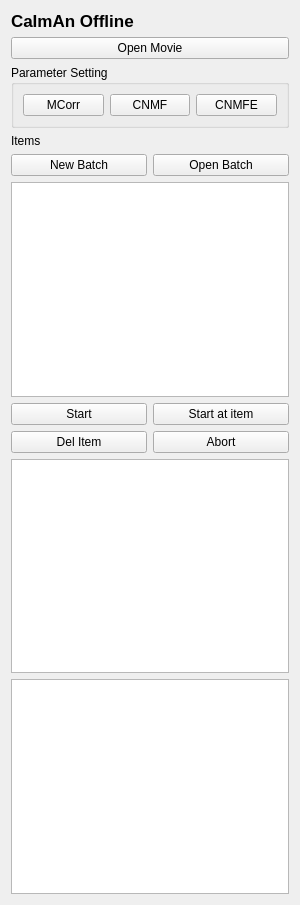
This is caiman_napari/ui_files/main_offline_gui_template.ui in nel-lab/mesmerize-napari as Qt 5 draws it before an edit. The edited form follows.
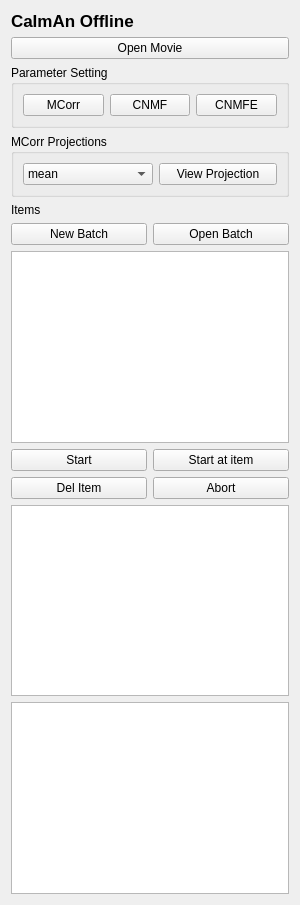
This is the edited form.

Commit message: removed projections opt from mcorr gui, added it to main gui

What changed in the file:
```diff
--- a/caiman_napari/ui_files/main_offline_gui_template.ui
+++ b/caiman_napari/ui_files/main_offline_gui_template.ui
@@ -64,6 +64,41 @@
      </layout>
     </widget>
    </item>
+   <item>
+    <widget class="QGroupBox" name="groupBox_2">
+     <property name="title">
+      <string>MCorr Projections</string>
+     </property>
+     <layout class="QHBoxLayout" name="horizontalLayout">
+      <item>
+       <widget class="QComboBox" name="comboBoxProjectionOpts">
+        <item>
+         <property name="text">
+          <string>mean</string>
+         </property>
+        </item>
+        <item>
+         <property name="text">
+          <string>standard deviation</string>
+         </property>
+        </item>
+        <item>
+         <property name="text">
+          <string>max</string>
+         </property>
+        </item>
+       </widget>
+      </item>
+      <item>
+       <widget class="QPushButton" name="pushButtonViewProjection">
+        <property name="text">
+         <string>View Projection</string>
+        </property>
+       </widget>
+      </item>
+     </layout>
+    </widget>
+   </item>
    <item>
     <widget class="QLabel" name="label">
      <property name="text">
```
Left out of the diff: 1 changed line with no effect on the pictures. The commit also changes 1 other file.
